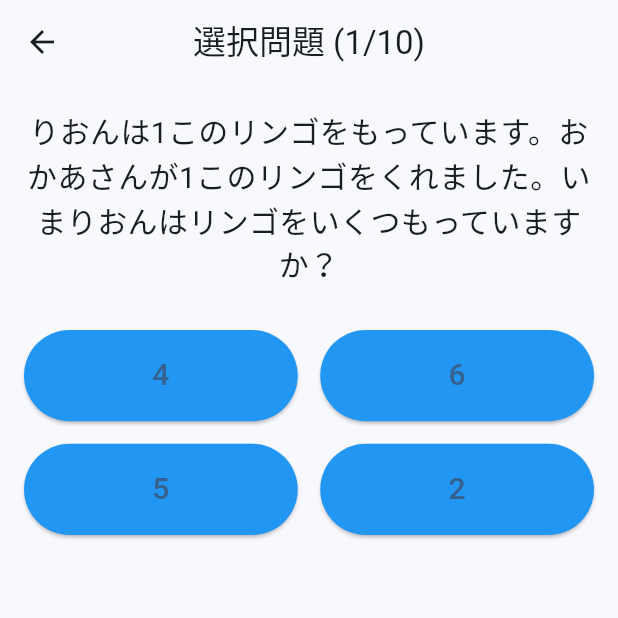
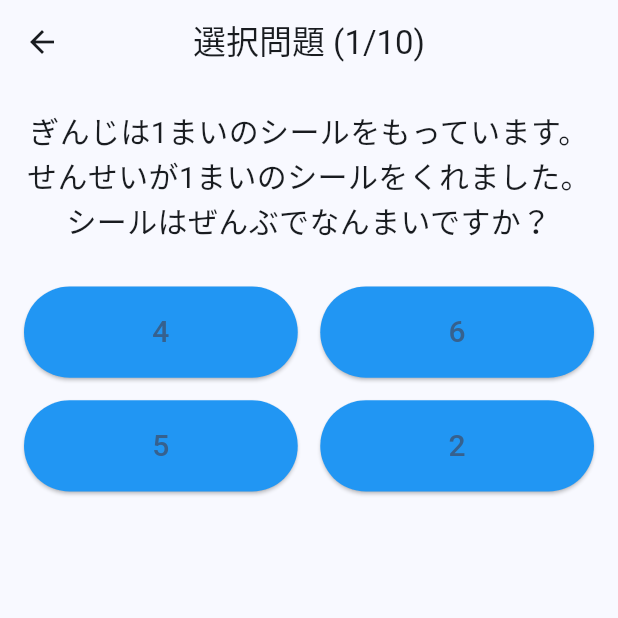
Before and after one commit to itc-s22007/LearnUp, a Flutter app: the SentencePlus screen opened directly, after a tap on "選択問題へ", on a phone screen of 412 x 824 dp, the top half of it. Run offline on Flutter 3.47's test engine with Material 3 defaults, Android fonts, the phone set to English and light mode, and no system bars; our stand-ins replace charts_flutter, cloud_firestore, firebase_auth, firebase_core; accounts and stored records are empty.

Commit message:
現時点での完全版

```diff
--- a/lib/unit/school year/1st/SentenceMinus.dart
+++ b/lib/unit/school year/1st/SentenceMinus.dart
@@ -24,7 +24,7 @@ class SentenceMinus extends StatefulWidget {
       '{name}はけいとを{a}まきもっています。ばあばに{b}まきあげました。いま、けいとはなんまきありますか？'
     ];
 
-    final List<String> names = ['ぎんじ', 'かに', 'りおん', 'ショーン', '上盛いしき','nyannyannyan','寺本凛'];
+    final List<String> names = ['ぎんじ', 'かに', 'りおん', '上盛いしき'];
     List<Problem> generatedProblems = [];
 
     for (int i = 0; i < 10; i++) {
--- a/lib/unit/school year/1st/SentencePlus.dart
+++ b/lib/unit/school year/1st/SentencePlus.dart
@@ -15,9 +15,15 @@ class SentencePlus extends StatefulWidget {
     final List<String> templates = [
       '{name}は{a}このリンゴをもっています。おかあさんが{b}このリンゴをくれました。いま{name}はリンゴをいくつもっていますか？',
       '{name}は{a}ほんのえんぴつをもっています。ともだちが{b}ほんのえんぴつをくれました。いまえんぴつはなんぼんありますか？',
+      '{name}は{a}このあめをもっています。おばあちゃんが{b}このあめをくれました。ぜんぶであめはなんこのなりましたか？',
+      '{name}は{a}ひきのさかなをつりました。おとうさんが{b}ひきのさかなをくれました。さかなはぜんぶでなんびきいますか？',
+      '{name}は{a}まいのシールをもっています。せんせいが{b}まいのシールをくれました。シールはぜんぶでなんまいですか？',
+      '{name}は{a}だいのブロックをもっています。おにいちゃんが{b}だいのブロックをくれました。いまブロックはなんだいありますか？',
+      '{name}は{a}わのかみひこうきをつくりました。おともだちが{b}わのかみひこうきをつくってくれました。かみひこうきはぜんぶでなんわありますか？',
+      '{name}は{a}まいのきってをあつめました。おじいちゃんが{b}まいのきってをくれました。ぜんぶできってはなんまいですか？',
     ];
 
-    final List<String> names = ['ぎんじ', 'かに', 'りおん', 'ショーン', '上盛いしき','nyannyannyan','寺本凛'];
+    final List<String> names = ['ぎんじ', 'かに', 'りおん', 'ショーン', 'いしき'];
     List<Problem> generatedProblems = [];
 
     for (int i = 0; i < 10; i++) {
```
Also changed, not shown: lib/format/element/ChoiceScreen.dart (+3 -21 lines).
